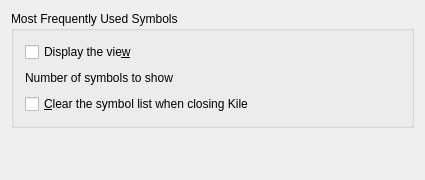
First picture: the form in src/widgets/symbolviewconfigwidget.ui, repository KDE/kile, before the edit.
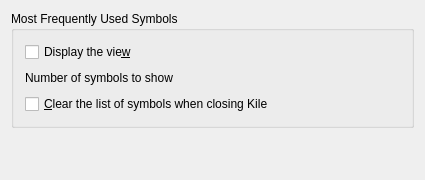
Second picture: the form after the edit. Custom widgets are drawn as their Qt base class.

Commit message: - Use the 'flat' style for QGroupBoxes. - Improve some labels.

Diff of the .ui file:
```diff
--- a/src/widgets/symbolviewconfigwidget.ui
+++ b/src/widgets/symbolviewconfigwidget.ui
@@ -24,6 +24,9 @@
      <property name="title" >
       <string>Most Frequently Used Symbols</string>
      </property>
+     <property name="flat" >
+      <bool>true</bool>
+     </property>
      <layout class="QVBoxLayout" >
       <item>
        <widget class="QCheckBox" name="kcfg_displayMFUS" >
@@ -75,7 +78,7 @@
          </sizepolicy>
         </property>
         <property name="text" >
-         <string>&amp;Clear the symbol list when closing Kile</string>
+         <string>&amp;Clear the list of symbols when closing Kile</string>
         </property>
        </widget>
       </item>
```
Left out of the diff: 4 changed lines with no effect on the pictures. The commit also changes 6 other files.
